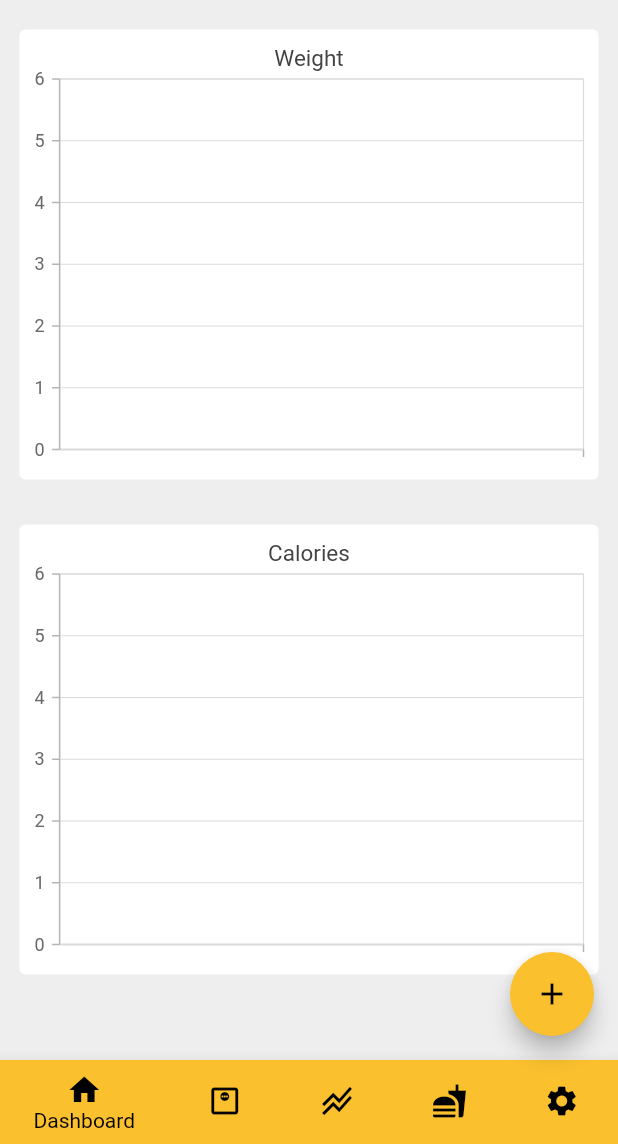
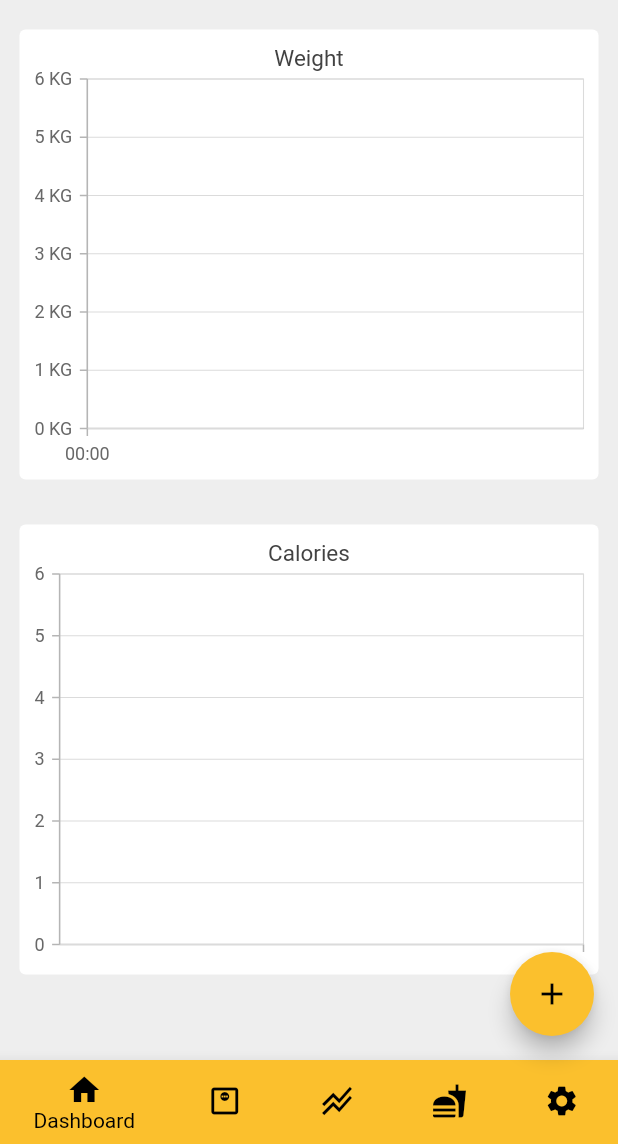
Before and after one commit to Harry-Edge/trackit-flutter, a Flutter app: the screen it shows after launch, on a phone screen of 412 x 824 dp, the part 92-1236 px from its top. Run offline on Flutter 3.47's test engine with Material 2 defaults, Android fonts, the phone set to English and light mode, and no system bars; our stand-ins replace flutter_spinkit, settings_ui, sqflite, syncfusion_flutter_charts; accounts and stored records are empty.

Commit message:
chart improvement

```diff
--- a/lib/components/weight_chart.dart
+++ b/lib/components/weight_chart.dart
@@ -15,26 +15,32 @@ class WeightChart extends StatefulWidget {
 
 class _WeightChartState extends State<WeightChart> {
 
-  List<WeightData> _mapWeightData = [];
+  late final List<WeightData> _mapWeightData = [];
+  late ZoomPanBehavior _zoomPanBehavior;
+
 
   @override
   void initState()  {
     super.initState();
+    _zoomPanBehavior = ZoomPanBehavior(
+        enablePinching: true,
+        enablePanning: true,
+        zoomMode: ZoomMode.x,
+
+        enableDoubleTapZooming: true);
     _parseData();
   }
 
   void _parseData() {
     setState(() {
       for (var weight in widget.weightData){
+        _mapWeightData.add(WeightData(
+          DateTime.parse(weight['date_inputted']),
+          weight['inputted_weight']
+        ));
 
-        var parsedDate = DateTime.parse(weight['date_inputted']);
-        final DateFormat formatter = DateFormat('dd-MM');
-        final String formatted = formatter.format(parsedDate);
+        print(_mapWeightData);
 
-        _mapWeightData.add(
-            WeightData(
-                formatted,
-                weight['inputted_weight']));
       }
     });
   }
@@ -47,21 +53,38 @@ class _WeightChartState extends State<WeightChart> {
       margin: const EdgeInsets.all(10),
       child: SfCartesianChart(
         // Initialize category axis
-          primaryXAxis: CategoryAxis(),
           title: ChartTitle(text: 'Weight'),
+          zoomPanBehavior: _zoomPanBehavior,
           tooltipBehavior: TooltipBehavior( enable: true),
-          series: <LineSeries<WeightData, String>>[
-            LineSeries<WeightData, String>(
+          series: [
+            SplineSeries(
               // Bind data source
+                name: 'Weight (KG)',
                 dataSource:  _mapWeightData,
                 xValueMapper: (WeightData weight, _) => weight.date,
+                color: Colors.yellow[700],
+                animationDuration: 2000,
+                width: 3,
+                yAxisName: 'yAxis1',
+                opacity: 1,
+                splineType: SplineType.monotonic,
+                cardinalSplineTension: 0.9,
                 yValueMapper: (WeightData weight, _) => weight.weight,
-                dataLabelSettings: DataLabelSettings(isVisible: true),
                 markerSettings: MarkerSettings(
+                    isVisible: true,
+                    height: 3,
+                    width: 3,
+                    shape: DataMarkerType.diamond,
                     borderWidth: 3,
-                    borderColor: Colors.red)
+                    borderColor: Colors.yellow[700])
             )
-          ]
+          ],
+          primaryXAxis: DateTimeAxis(
+              edgeLabelPlacement: EdgeLabelPlacement.shift),
+          primaryYAxis: NumericAxis(
+              labelFormat: '{value} KG',
+              maximumLabels: 3,
+              numberFormat: NumberFormat.decimalPattern()),
       ),
     );
   }
@@ -70,5 +93,5 @@ class _WeightChartState extends State<WeightChart> {
 class WeightData {
   WeightData(this.date, this.weight);
   final double weight;
-  final String date;
+  final DateTime date;
 }
--- a/lib/db_functions/db_functions.dart
+++ b/lib/db_functions/db_functions.dart
@@ -37,7 +37,7 @@ class SQLiteDB {
   }
   static Future<sql.Database> sqLitedb() async {
     return sql.openDatabase(
-      'sql_liteEeeeeeeerd.db',
+      'sql_liteEeeeeeeserdeSDaD.db',
       version: 1,
       onCreate: (sql.Database database, int version) async {
         await createTables(database);
--- a/lib/pages/home.dart
+++ b/lib/pages/home.dart
@@ -294,6 +294,7 @@ class _HomeState extends State<Home> {
     print(dropdownValue);
 
     if (dropdownValue == 'Weight') {
+      print(selectedDate);
       await SQLiteDB.createNewWeightEntry(
           1, _valueEnteredController.text, selectedDate
       );
```
Also changed, not shown: lib/pages/loading.dart (+38 -0 lines).
